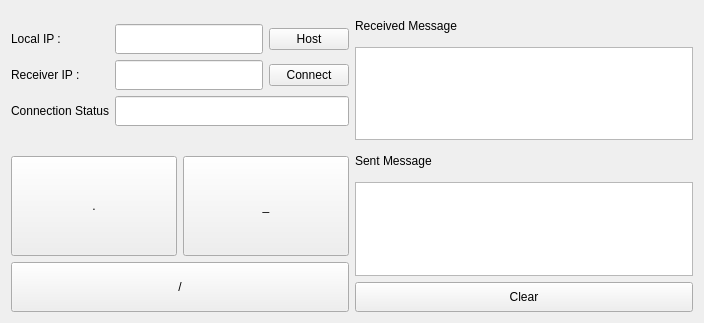
First picture: the form in scripts/qt/ui/morse_transmitter_main.ui, repository ericnjkim/morse_transmitter, before the edit.
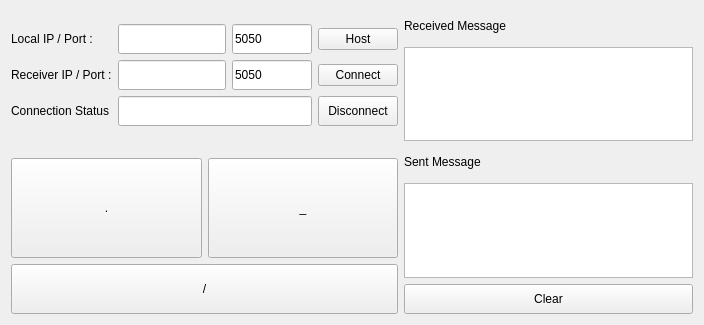
Second picture: the form after the edit.

```diff
--- a/scripts/qt/ui/morse_transmitter_main.ui
+++ b/scripts/qt/ui/morse_transmitter_main.ui
@@ -7,7 +7,7 @@
     <x>0</x>
     <y>0</y>
     <width>704</width>
-    <height>323</height>
+    <height>325</height>
    </rect>
   </property>
   <property name="windowTitle">
@@ -30,21 +30,21 @@
        <property name="bottomMargin">
         <number>16</number>
        </property>
-       <item row="0" column="0">
-        <widget class="QLabel" name="label_6">
-         <property name="minimumSize">
-          <size>
-           <width>0</width>
-           <height>30</height>
-          </size>
+       <item row="0" column="2">
+        <layout class="QHBoxLayout" name="horizontalLayout_4">
+         <property name="leftMargin">
+          <number>0</number>
          </property>
-         <property name="text">
-          <string>Local IP :</string>
+         <property name="rightMargin">
+          <number>0</number>
          </property>
-        </widget>
-       </item>
-       <item row="2" column="1">
-        <widget class="QLineEdit" name="ledit_connection_status">
+         <item>
+          <layout class="QHBoxLayout" name="horizontalLayout_3">
+           <property name="rightMargin">
+            <number>0</number>
+           </property>
+           <item>
+            <widget class="QLineEdit" name="ledit_local_ip">
          <property name="minimumSize">
           <size>
            <width>0</width>
@@ -56,7 +56,43 @@
          </property>
         </widget>
        </item>
-       <item row="1" column="1">
+           <item>
+            <widget class="QLineEdit" name="ledit_local_port">
+             <property name="minimumSize">
+              <size>
+               <width>0</width>
+               <height>30</height>
+              </size>
+             </property>
+             <property name="maximumSize">
+              <size>
+               <width>80</width>
+               <height>16777215</height>
+              </size>
+             </property>
+             <property name="text">
+              <string>5050</string>
+             </property>
+            </widget>
+           </item>
+          </layout>
+         </item>
+         <item>
+          <widget class="QPushButton" name="btn_start_host">
+           <property name="minimumSize">
+            <size>
+             <width>80</width>
+             <height>0</height>
+            </size>
+           </property>
+           <property name="text">
+            <string>Host</string>
+           </property>
+          </widget>
+         </item>
+        </layout>
+       </item>
+       <item row="1" column="2">
         <layout class="QHBoxLayout" name="horizontalLayout">
          <property name="leftMargin">
           <number>0</number>
@@ -65,6 +101,11 @@
           <number>0</number>
          </property>
          <item>
+          <layout class="QHBoxLayout" name="horizontalLayout_5">
+           <property name="rightMargin">
+            <number>0</number>
+           </property>
+           <item>
           <widget class="QLineEdit" name="ledit_receiver_ip">
            <property name="minimumSize">
             <size>
@@ -75,6 +116,27 @@
           </widget>
          </item>
          <item>
+            <widget class="QLineEdit" name="ledit_receiver_port">
+             <property name="minimumSize">
+              <size>
+               <width>0</width>
+               <height>30</height>
+              </size>
+             </property>
+             <property name="maximumSize">
+              <size>
+               <width>80</width>
+               <height>16777215</height>
+              </size>
+             </property>
+             <property name="text">
+              <string>5050</string>
+             </property>
+            </widget>
+           </item>
+          </layout>
+         </item>
+         <item>
           <widget class="QPushButton" name="btn_connect">
            <property name="minimumSize">
             <size>
@@ -89,6 +151,19 @@
          </item>
         </layout>
        </item>
+       <item row="0" column="0">
+        <widget class="QLabel" name="label_6">
+         <property name="minimumSize">
+          <size>
+           <width>0</width>
+           <height>30</height>
+          </size>
+         </property>
+         <property name="text">
+          <string>Local IP / Port :</string>
+         </property>
+        </widget>
+       </item>
        <item row="1" column="0">
         <widget class="QLabel" name="label">
          <property name="minimumSize">
@@ -98,7 +173,7 @@
           </size>
          </property>
          <property name="text">
-          <string>Receiver IP :</string>
+          <string>Receiver IP / Port :</string>
          </property>
         </widget>
        </item>
@@ -115,34 +190,34 @@
          </property>
         </widget>
        </item>
-       <item row="0" column="1">
-        <layout class="QHBoxLayout" name="horizontalLayout_4">
-         <property name="leftMargin">
-          <number>0</number>
-         </property>
+       <item row="2" column="2">
+        <layout class="QHBoxLayout" name="horizontalLayout_6">
          <property name="rightMargin">
           <number>0</number>
          </property>
          <item>
-          <widget class="QLineEdit" name="ledit_local_ip">
+          <widget class="QLineEdit" name="ledit_connection_status">
            <property name="minimumSize">
             <size>
              <width>0</width>
              <height>30</height>
             </size>
            </property>
+           <property name="readOnly">
+            <bool>true</bool>
+           </property>
           </widget>
          </item>
          <item>
-          <widget class="QPushButton" name="btn_start_host">
+          <widget class="QPushButton" name="btn_disconnect">
            <property name="minimumSize">
             <size>
-             <width>80</width>
-             <height>0</height>
+             <width>0</width>
+             <height>30</height>
             </size>
            </property>
            <property name="text">
-            <string>Host</string>
+            <string>Disconnect</string>
            </property>
           </widget>
          </item>
```
Left out of the diff: 2 changed lines with no effect on the pictures. Lines whose indentation alone changed are shown as unchanged.
